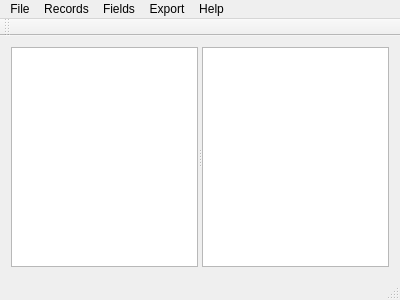
Qt form Source/Tome/mainwindow.ui (npruehs/tome-editor) before a commit.
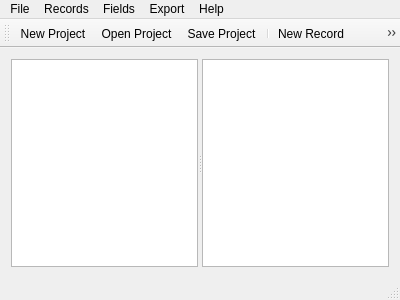
The same form after that commit. Icons and pictures are not drawn.

Commit message: ADDED: Main Window - Toolbar, icons and shortcuts for all actions.

Diff of the .ui file:
```diff
--- a/Source/Tome/mainwindow.ui
+++ b/Source/Tome/mainwindow.ui
@@ -104,6 +104,12 @@
    <attribute name="toolBarBreak">
     <bool>false</bool>
    </attribute>
+   <addaction name="actionNew_Project"/>
+   <addaction name="actionOpen_Project"/>
+   <addaction name="actionSave_Project"/>
+   <addaction name="separator"/>
+   <addaction name="actionNew_Record"/>
+   <addaction name="actionRemove_Record"/>
   </widget>
   <widget class="QStatusBar" name="statusBar"/>
   <action name="actionExit">
```
Left out of the diff: 46 changed lines with no effect on the pictures. The commit also changes 9 other files.
